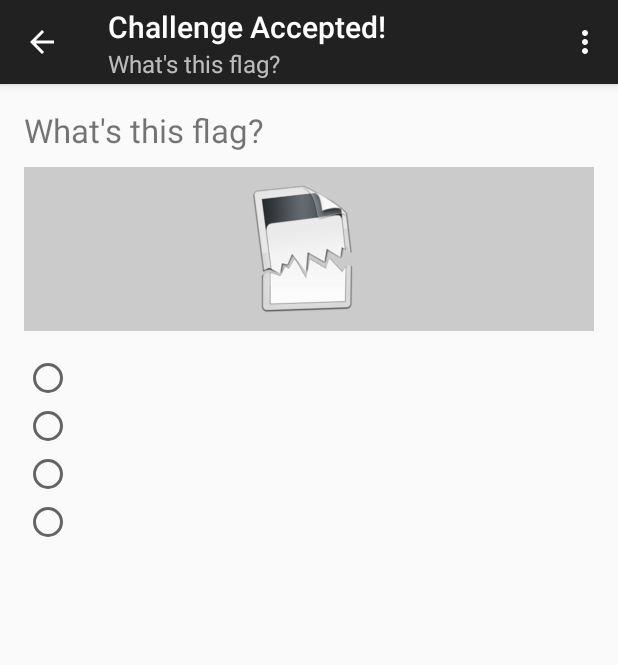
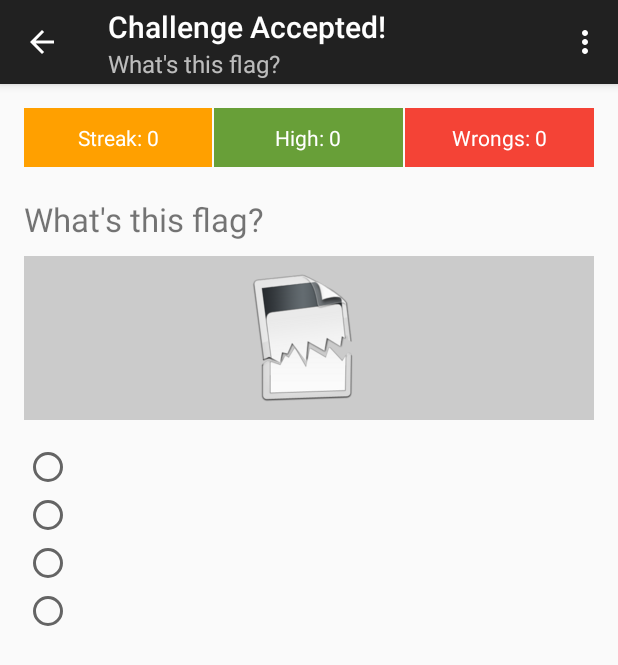
Before and after one commit to fed/ChallenGeo, an Android app: the ChallengeActivity screen opened directly, with no data from a screen before it, on a phone screen of 412 x 824 dp. Shown: the top 665 px of the screen. Run offline under Robolectric (Android 15) with nearby library versions, the phone set to English and light mode, and no system bars; our stand-ins replace Picasso; pictures from the network do not load; 3 statements that could not run were skipped.

Commit message:
Keep user's score

```diff
--- a/app/src/main/java/com/fknussel/challengeo/activities/ChallengeActivity.java
+++ b/app/src/main/java/com/fknussel/challengeo/activities/ChallengeActivity.java
@@ -13,6 +13,10 @@ import com.fknussel.challengeo.R;
 
 public class ChallengeActivity extends ActionBarActivity {
 
+    private int streak;
+    private int high;
+    private int wrongs;
+
     @Override
     protected void onCreate(Bundle savedInstanceState) {
         super.onCreate(savedInstanceState);
@@ -27,12 +31,26 @@ public class ChallengeActivity extends ActionBarActivity {
         actionBar.setSubtitle("What's this flag?");
 
         if (savedInstanceState == null) {
+            this.streak = 0;
+            this.high = 0;
+            this.wrongs = 0;
             getSupportFragmentManager().beginTransaction()
                     .add(R.id.container, new ChallengeFragment())
                     .commit();
+        } else {
+            this.streak = savedInstanceState.getInt("streak");
+            this.high = savedInstanceState.getInt("high");
+            this.wrongs = savedInstanceState.getInt("wrongs");
         }
     }
 
+    @Override
+    protected void onSaveInstanceState(Bundle outState) {
+        super.onSaveInstanceState(outState);
+        outState.putInt("streak", this.streak);
+        outState.putInt("high", this.high);
+        outState.putInt("wrongs", this.wrongs);
+    }
 
     @Override
     public boolean onCreateOptionsMenu(Menu menu) {
@@ -61,4 +79,30 @@ public class ChallengeActivity extends ActionBarActivity {
         super.onBackPressed();
         overridePendingTransition(R.anim.pull_in_left, R.anim.push_out_right);
     }
+
+    public int getStreak() {
+        return this.streak;
+    }
+
+    public int getHigh() {
+        return this.high;
+    }
+
+    public int getWrongs() {
+        return this.wrongs;
+    }
+
+    public void keepScore(boolean correct) {
+        if (correct) {
+            this.streak++;      // increment rights
+
+            // is new highest score?
+            if (this.streak > this.high) {
+                this.high = this.streak;
+            }
+        } else {
+            this.wrongs++;      // increment wrongs
+            this.streak = 0;    // reset streak
+        }
+    }
 }
--- a/app/src/main/java/com/fknussel/challengeo/fragments/AnswerFragment.java
+++ b/app/src/main/java/com/fknussel/challengeo/fragments/AnswerFragment.java
@@ -44,6 +44,9 @@ public class AnswerFragment extends Fragment {
         // Hide action bar
         ((ChallengeActivity)getActivity()).getSupportActionBar().hide();
 
+        // Keep score
+        ((ChallengeActivity) getActivity()).keepScore(correct);
+
         // Use appropriate layout
         if (correct) {
             layout = R.layout.answer_correct;
--- a/app/src/main/java/com/fknussel/challengeo/fragments/ChallengeFragment.java
+++ b/app/src/main/java/com/fknussel/challengeo/fragments/ChallengeFragment.java
@@ -9,6 +9,7 @@ import android.view.View;
 import android.view.ViewGroup;
 import android.widget.ImageView;
 import android.widget.RadioButton;
+import android.widget.TextView;
 
 import com.fknussel.challengeo.utils.AppHelper;
 import com.fknussel.challengeo.R;
@@ -69,6 +70,9 @@ public class ChallengeFragment extends Fragment {
         // Inflate view
         View rootView = inflater.inflate(R.layout.fragment_challenge, container, false);
 
+        TextView streakView = (TextView) rootView.findViewById(R.id.score_streak);
+        TextView highView = (TextView) rootView.findViewById(R.id.score_high);
+        TextView wrongsView = (TextView) rootView.findViewById(R.id.score_wrongs);
         ImageView flagView = (ImageView) rootView.findViewById(R.id.challenge_flag);
         RadioButton option1 = (RadioButton) rootView.findViewById(R.id.challenge_option1);
         RadioButton option2 = (RadioButton) rootView.findViewById(R.id.challenge_option2);
@@ -78,6 +82,11 @@ public class ChallengeFragment extends Fragment {
         // Set title and subtitle
         getActivity().setTitle(R.string.challenge_accepted);
         ((ChallengeActivity)getActivity()).getSupportActionBar().setSubtitle("What's this flag?");
+
+        // Set score
+        streakView.setText("Streak: " + ((ChallengeActivity) getActivity()).getStreak());
+        highView.setText("High: " + ((ChallengeActivity) getActivity()).getHigh());
+        wrongsView.setText("Wrongs: " + ((ChallengeActivity) getActivity()).getWrongs());
 
         // Display flag on screen
         String flagFilename = AppHelper.FLAG_BASE_URL + this.options.get(this.correctOptionIndex).getCountryCode().toLowerCase() + AppHelper.FLAG_DEFAULT_EXTENSION;
--- a/app/src/main/res/layout-land/fragment_challenge.xml
+++ b/app/src/main/res/layout-land/fragment_challenge.xml
@@ -44,7 +44,51 @@
         android:layout_weight="1"
         android:paddingLeft="@dimen/activity_horizontal_margin">
 
+        <LinearLayout
+            android:id="@+id/score"
+            android:layout_width="match_parent"
+            android:layout_height="wrap_content"
+            android:orientation="horizontal"
+            android:layout_marginBottom="20dp">
+
+            <TextView
+                android:id="@+id/score_streak"
+                android:layout_width="0dp"
+                android:layout_height="wrap_content"
+                android:padding="10dp"
+                android:layout_weight="1"
+                android:background="@color/primary_dark"
+                android:textColor="@android:color/white"
+                android:text="Streak: X"
+                android:layout_marginRight="1dp"
+                android:gravity="center" />
+
+            <TextView
+                android:id="@+id/score_high"
+                android:layout_width="0dp"
+                android:layout_height="wrap_content"
+                android:padding="10dp"
+                android:layout_weight="1"
+                android:background="@color/green"
+                android:textColor="@android:color/white"
+                android:text="High: X"
+                android:gravity="center" />
+
+            <TextView
+                android:id="@+id/score_wrongs"
+                android:layout_width="0dp"
+                android:layout_height="wrap_content"
+                android:padding="10dp"
+                android:layout_weight="1"
+                android:background="@color/red"
+                android:textColor="@android:color/white"
+                android:text="Wrongs: X"
+                android:layout_marginLeft="1dp"
+                android:gravity="center" />
+        </LinearLayout>
+
         <RadioGroup
+            android:layout_below="@id/score"
             android:id="@+id/challenge_selected_option"
             android:layout_width="wrap_content"
             android:layout_height="wrap_content">
--- a/app/src/main/res/layout/fragment_challenge.xml
+++ b/app/src/main/res/layout/fragment_challenge.xml
@@ -9,6 +9,48 @@
     android:paddingBottom="@dimen/activity_vertical_margin"
     tools:context=".ChallengeActivity$ChallengeFragment"
     android:orientation="vertical">
+
+    <LinearLayout
+        android:layout_width="match_parent"
+        android:layout_height="wrap_content"
+        android:orientation="horizontal"
+        android:layout_marginBottom="20dp">
+
+        <TextView
+            android:id="@+id/score_streak"
+            android:layout_width="0dp"
+            android:layout_height="wrap_content"
+            android:padding="10dp"
+            android:layout_weight="1"
+            android:background="@color/primary_dark"
+            android:textColor="@android:color/white"
+            android:text="Streak: X"
+            android:layout_marginRight="1dp"
+            android:gravity="center" />
+
+        <TextView
+            android:id="@+id/score_high"
+            android:layout_width="0dp"
+            android:layout_height="wrap_content"
+            android:padding="10dp"
+            android:layout_weight="1"
+            android:background="@color/green"
+            android:textColor="@android:color/white"
+            android:text="High: X"
+            android:gravity="center" />
+
+        <TextView
+            android:id="@+id/score_wrongs"
+            android:layout_width="0dp"
+            android:layout_height="wrap_content"
+            android:padding="10dp"
+            android:layout_weight="1"
+            android:background="@color/red"
+            android:textColor="@android:color/white"
+            android:text="Wrongs: X"
+            android:layout_marginLeft="1dp"
+            android:gravity="center" />
+    </LinearLayout>
 
     <TextView
         android:layout_width="match_parent"
--- a/app/src/main/res/values/colors.xml
+++ b/app/src/main/res/values/colors.xml
@@ -13,4 +13,5 @@
   <color name="orange">#FF5722</color>
   <color name="green">#689F38</color>
   <color name="grey">#455A64</color>
+  <color name="red">#F44336</color>
 </resources>
```
